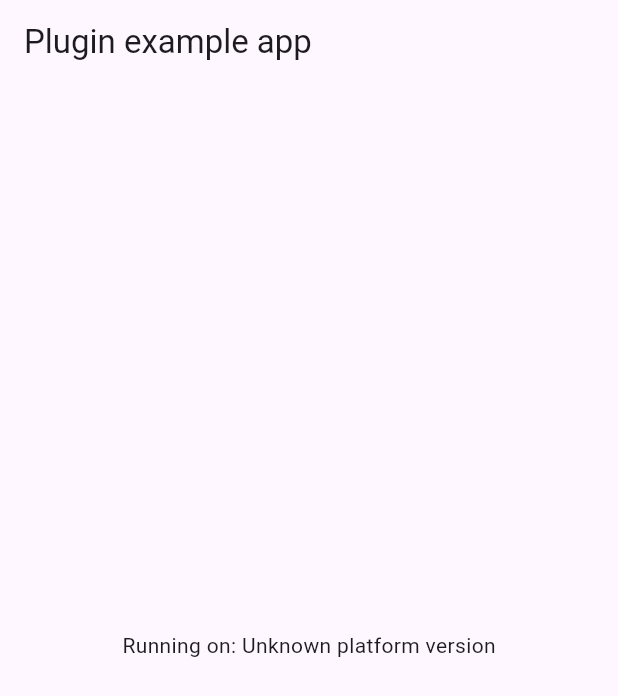
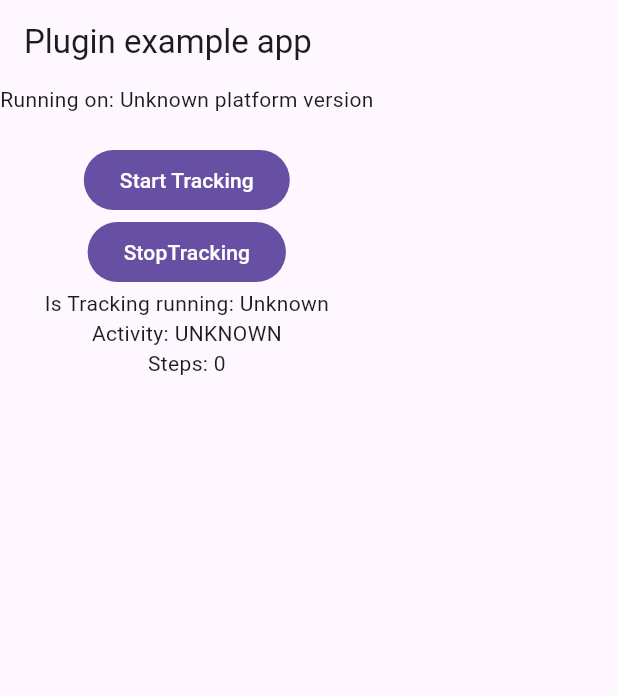
Before and after one commit to Jozys/activity_tracking, a Flutter app: the screen it shows after launch, on a phone screen of 412 x 824 dp. Shown: the top 696 px of the screen. Run offline on Flutter 3.47's test engine with Material 3 defaults, Android fonts, the phone set to English and light mode, and no system bars; our stand-ins replace plugin_platform_interface; missing offline and left inert: dart:ffi.

Commit message:
🤡 Update example app

```diff
--- a/example/lib/main.dart
+++ b/example/lib/main.dart
@@ -1,3 +1,4 @@
+import 'package:activity_tracking/model/Activity.dart';
 import 'package:flutter/material.dart';
 import 'dart:async';
 
@@ -17,6 +18,8 @@ class MyApp extends StatefulWidget {
 
 class _MyAppState extends State<MyApp> {
   String _platformVersion = 'Unknown';
+  String activityRunning = "Unknown";
+  Activity? activity = Activity(activityType: "UNKNOWN", steps: 0);
   final _activityTrackingPlugin = ActivityTracking();
 
   @override
@@ -24,6 +27,38 @@ class _MyAppState extends State<MyApp> {
     super.initState();
     initPlatformState();
   }
+
+  Future<void> startTracking() async {
+    String activity;
+    try {
+       activity = await _activityTrackingPlugin.startActivity("WALKING") ?? "UNKNOWN";
+
+    } on Exception {
+      activity = "Failed to start activity";
+    }
+
+    setState(() {
+      activityRunning = activity;
+    });
+  }
+
+  Future<void> stopTracking() async {
+    Activity? newActivity;
+    String? activityState;
+    try {
+      newActivity = await _activityTrackingPlugin.stopCurrentActivity();
+      print(activity?.steps);
+      activityState = "Stopped";
+    } on Exception {
+      activityState = "Failed to stop";
+      newActivity = Activity(activityType: "UNKNOWN", steps: -1);
+    }
+
+    setState(() {
+      activityRunning = activityState!;
+      activity = newActivity;
+    });
+}
 
   // Platform messages are asynchronous, so we initialize in an async method.
   Future<void> initPlatformState() async {
@@ -54,8 +89,16 @@ class _MyAppState extends State<MyApp> {
         appBar: AppBar(
           title: const Text('Plugin example app'),
         ),
-        body: Center(
-          child: Text('Running on: $_platformVersion\n'),
+        body: Column(
+          children: [
+            Text('Running on: $_platformVersion\n'),
+            FilledButton(onPressed: startTracking, child: Text("Start Tracking")),
+            FilledButton(onPressed: stopTracking, child: Text("StopTracking")),
+            Text('Is Tracking running: ${activityRunning}'),
+
+            Text('Activity: ${activity?.type}'),
+            Text('Steps: ${activity?.steps}'),
+          ],
         ),
       ),
     );
```
Also changed, not shown: example/pubspec.lock.
